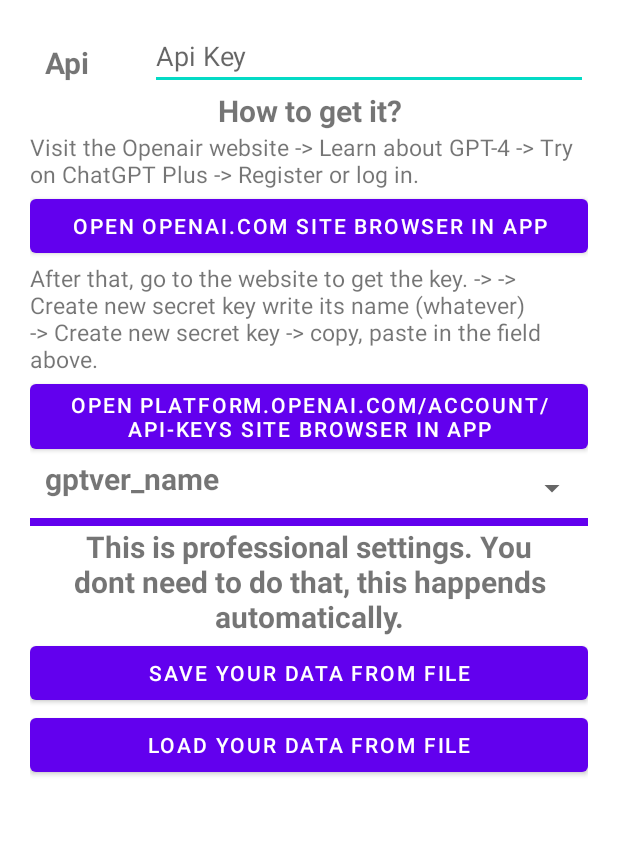
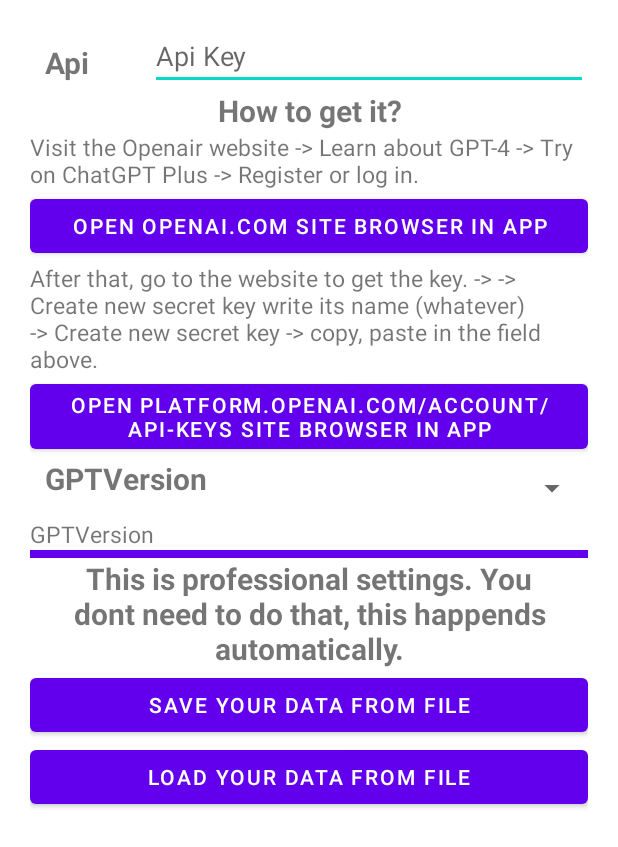
Before and after one commit to MaserPlay/AppAi, an Android app: the layout settings_activity.xml on its own in the app's theme, with its tools: preview values and no code run, on a phone screen of 412 x 824 dp. Shown: the top 847 px of the screen. Run offline under Robolectric (Android 15) with nearby library versions, the phone set to English and light mode, and no system bars.

Commit message:
- Fixed 1 bag - Added descr to gptversions

```diff
--- a/app/src/main/res/layout/settings_activity.xml
+++ b/app/src/main/res/layout/settings_activity.xml
@@ -107,11 +107,19 @@
 
             </LinearLayout>
 
+            <TextView
+                android:id="@+id/gptver_descr"
+                android:layout_width="match_parent"
+                android:layout_height="wrap_content"
+                android:layout_below="@id/llgptApi"
+                android:textSize="15sp"
+                android:text="@string/gptver_name" />
+
             <View
                 android:id="@+id/vie"
                 android:layout_width="match_parent"
                 android:layout_height="5dp"
-                android:layout_below="@id/llgptApi"
+                android:layout_below="@id/gptver_descr"
                 android:background="@color/purple_500" />
 
             <TextView
--- a/app/src/main/res/values/strings.xml
+++ b/app/src/main/res/values/strings.xml
@@ -44,5 +44,8 @@
     <string name="error_thanks">Thanks )</string>
     <string name="error_descrs">Describe your problem</string>
     <string name="report_report">Report</string>
-    <string name="gptver_name">gptver_name</string>
+    <string name="gptver_name">GPTVersion</string>
+    <string name="gptver_basic">Most capable GPT-3.5 model and optimized for chat at 1/10th the cost of text-davinci-003. Will be updated with our latest model iteration 2 weeks after it is released.</string>
+    <string name="gptver_16k">Same capabilities as the standard gpt-3.5-turbo model but with 4 times the context.</string>
+    <string name="gptver_0613">Snapshot of gpt-3.5-turbo from June 13th 2023 with function calling data. Unlike gpt-3.5-turbo, this model will not receive updates, and will be deprecated 3 months after a new version is released.</string>
 </resources>
```
Also changed, not shown: app/src/main/java/com/maserplay/appai/HomeViewModel.kt (+8 -1 lines), app/src/main/java/com/maserplay/appai/SettingsActivity.kt (+22 -5 lines), 1 other file.
